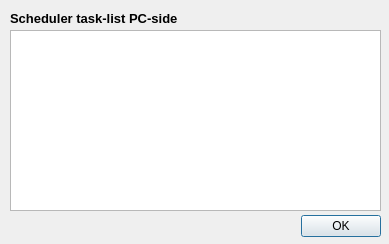
This is dialogviewtasklist.ui in Emile666/Ebrew_Qt as Qt 5 draws it before an edit. The edited form follows.
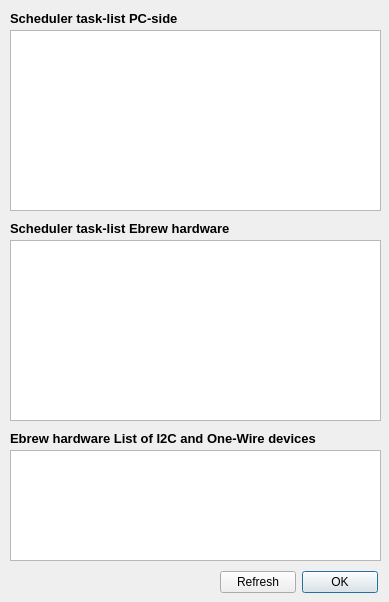
This is the edited form.

Commit message: flowrate bug fixed + sensor alarms added + Ebrew HW task-list added

The edit to the form file:
```diff
--- a/dialogviewtasklist.ui
+++ b/dialogviewtasklist.ui
@@ -7,28 +7,12 @@
     <x>0</x>
     <y>0</y>
     <width>389</width>
-    <height>244</height>
+    <height>602</height>
    </rect>
   </property>
   <property name="windowTitle">
    <string>Dialog</string>
   </property>
-  <widget class="QDialogButtonBox" name="buttonBox">
-   <property name="geometry">
-    <rect>
-     <x>290</x>
-     <y>210</y>
-     <width>91</width>
-     <height>32</height>
-    </rect>
-   </property>
-   <property name="orientation">
-    <enum>Qt::Horizontal</enum>
-   </property>
-   <property name="standardButtons">
-    <set>QDialogButtonBox::Ok</set>
-   </property>
-  </widget>
   <widget class="QTextEdit" name="teTaskList">
    <property name="geometry">
     <rect>
@@ -64,6 +48,105 @@
     <string>Scheduler task-list PC-side</string>
    </property>
   </widget>
+  <widget class="QTextEdit" name="teTaskList2">
+   <property name="geometry">
+    <rect>
+     <x>10</x>
+     <y>240</y>
+     <width>371</width>
+     <height>181</height>
+    </rect>
+   </property>
+   <property name="font">
+    <font>
+     <family>Courier New</family>
+    </font>
+   </property>
+  </widget>
+  <widget class="QLabel" name="label_2">
+   <property name="geometry">
+    <rect>
+     <x>10</x>
+     <y>220</y>
+     <width>251</width>
+     <height>16</height>
+    </rect>
+   </property>
+   <property name="font">
+    <font>
+     <pointsize>10</pointsize>
+     <weight>75</weight>
+     <bold>true</bold>
+    </font>
+   </property>
+   <property name="text">
+    <string>Scheduler task-list Ebrew hardware</string>
+   </property>
+  </widget>
+  <widget class="QTextEdit" name="teTaskList3">
+   <property name="geometry">
+    <rect>
+     <x>10</x>
+     <y>450</y>
+     <width>371</width>
+     <height>111</height>
+    </rect>
+   </property>
+   <property name="font">
+    <font>
+     <family>Courier New</family>
+    </font>
+   </property>
+  </widget>
+  <widget class="QLabel" name="label_3">
+   <property name="geometry">
+    <rect>
+     <x>10</x>
+     <y>430</y>
+     <width>331</width>
+     <height>16</height>
+    </rect>
+   </property>
+   <property name="font">
+    <font>
+     <pointsize>10</pointsize>
+     <weight>75</weight>
+     <bold>true</bold>
+    </font>
+   </property>
+   <property name="text">
+    <string>Ebrew hardware List of I2C and One-Wire devices</string>
+   </property>
+  </widget>
+  <widget class="QWidget" name="">
+   <property name="geometry">
+    <rect>
+     <x>220</x>
+     <y>570</y>
+     <width>158</width>
+     <height>25</height>
+    </rect>
+   </property>
+   <layout class="QHBoxLayout" name="horizontalLayout">
+    <item>
+     <widget class="QPushButton" name="refreshButton">
+      <property name="text">
+       <string>Refresh</string>
+      </property>
+     </widget>
+    </item>
+    <item>
+     <widget class="QDialogButtonBox" name="buttonBox">
+      <property name="orientation">
+       <enum>Qt::Horizontal</enum>
+      </property>
+      <property name="standardButtons">
+       <set>QDialogButtonBox::Ok</set>
+      </property>
+     </widget>
+    </item>
+   </layout>
+  </widget>
  </widget>
  <resources/>
  <connections>
```
Left out of the diff: 2 changed lines with no effect on the pictures. The commit also changes 11 other files.
